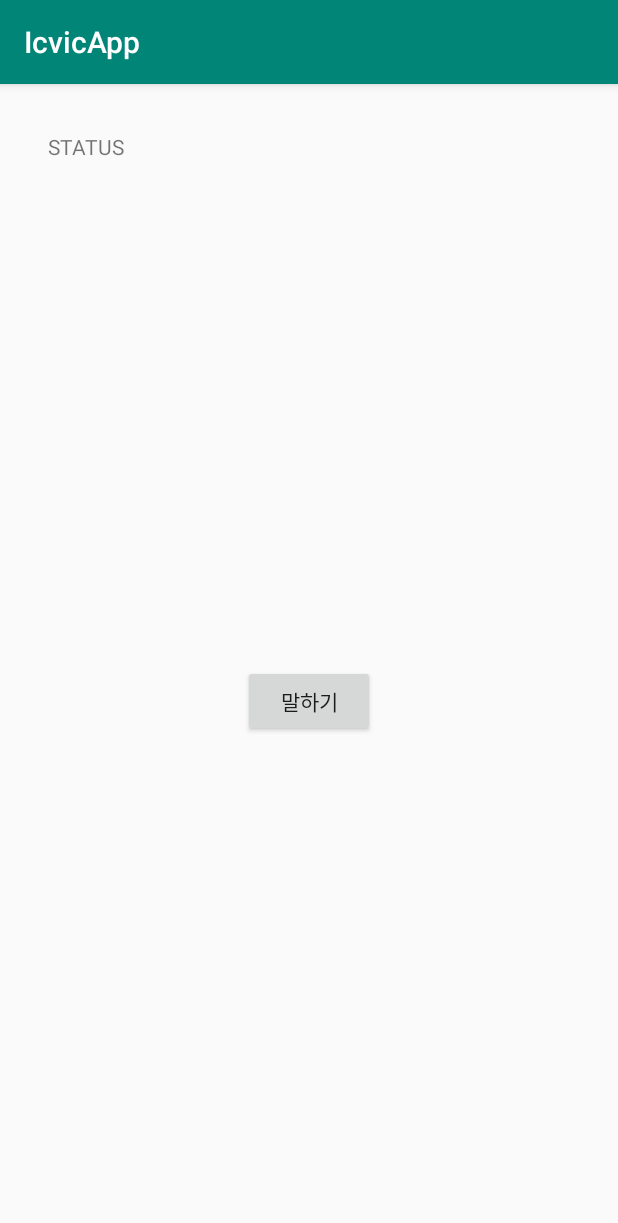
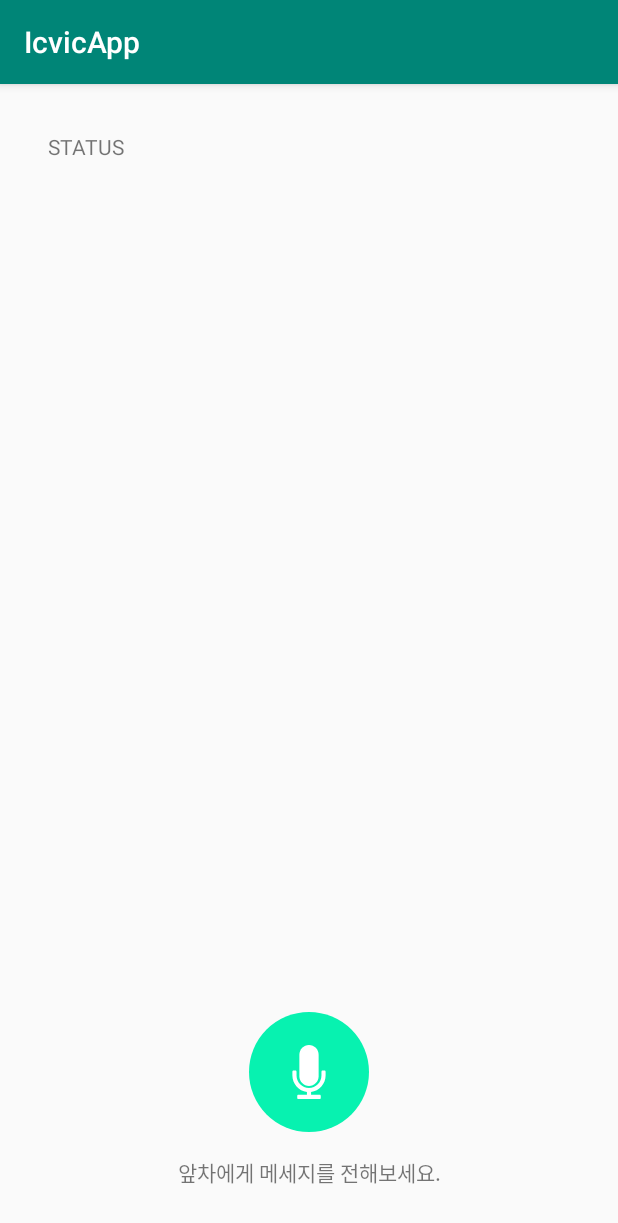
Before and after one commit to EmmanuelPC/sender, an Android app: the screen it shows after launch (MainActivity), on a phone screen of 412 x 824 dp. Shown: the top 1223 px of the screen. Run offline under Robolectric (Android 15) with nearby library versions, the phone set to English and light mode, and no system bars; libraries missing offline, so code that uses them is left out: com.naver.speech; 2 statements that could not run were skipped.

Commit message:
Implement animation on STT button

```diff
--- /dev/null
+++ b/app/src/main/res/drawable/microphone.xml
@@ -0,0 +1,13 @@
+<?xml version="1.0" encoding="utf-8"?>
+<vector xmlns:android="http://schemas.android.com/apk/res/android"
+    android:width="36dp"
+    android:height="36dp"
+    android:viewportWidth="96.667"
+    android:viewportHeight="96.666">
+    <path
+        android:fillColor="#FFFFFF"
+        android:pathData="M48.333,73.296c9.519,0,17.263-7.744,17.263-17.262V17.262C65.596,7.743,57.852,0,48.333,0 c-9.519,0-17.262,7.743-17.262,17.262v38.773C31.071,65.553,38.814,73.296,48.333,73.296z" />
+    <path
+        android:fillColor="#FFFFFF"
+        android:pathData="M76.078,45.715h-3.437c-1.104,0-2,0.896-2,2v7.029c0,12.3-10.008,22.308-22.309,22.308S26.025,67.044,26.025,54.744 v-7.029c0-1.104-0.896-2-2-2h-3.437c-1.104,0-2,0.896-2,2v7.029c0,14.707,11.433,27.667,26.026,29.506v4.98h-15.35 c-1.104,0-2,0.896-2,2v3.436c0,1.104,0.896,2,2,2h38.138c1.104,0,2-0.896,2-2V91.23c0-1.104-0.896-2-2-2H52.051v-4.98 c14.594-1.838,26.026-14.799,26.026-29.506v-7.029C78.078,46.61,77.182,45.715,76.078,45.715z" />
+</vector>
--- /dev/null
+++ b/app/src/main/res/drawable/round_button.xml
@@ -0,0 +1,9 @@
+<?xml version="1.0" encoding="utf-8"?>
+<selector xmlns:android="http://schemas.android.com/apk/res/android">
+    <item>
+        <shape android:shape="oval">
+            <padding android:padding="2dp" />
+            <solid android:color="#07f2b0" />
+        </shape>
+    </item>
+</selector>
--- a/app/src/main/res/layout/activity_main.xml
+++ b/app/src/main/res/layout/activity_main.xml
@@ -20,19 +20,31 @@
         android:id="@+id/tv_stt_result"
         android:layout_width="wrap_content"
         android:layout_height="wrap_content"
-        android:text="sample..."
+        android:text=""
         android:layout_marginTop="16dp"
         app:layout_constraintLeft_toLeftOf="parent"
         app:layout_constraintTop_toBottomOf="@id/tv_bt_status"/>
 
-    <Button
+    <ImageButton
         android:id="@+id/btn_start_stt"
-        android:layout_width="wrap_content"
-        android:layout_height="wrap_content"
-        android:text="말하기"
+        android:layout_width="80dp"
+        android:layout_height="80dp"
+        android:scaleType="centerInside"
+        android:src="@drawable/microphone"
+        android:background="@drawable/round_button"
+        android:layout_marginBottom="16dp"
         app:layout_constraintLeft_toLeftOf="parent"
         app:layout_constraintRight_toRightOf="parent"
-        app:layout_constraintTop_toBottomOf="@id/tv_stt_result"
-        app:layout_constraintBottom_toBottomOf="parent"/>
+        app:layout_constraintBottom_toTopOf="@id/tv_stt_hint"
+        />
+
+        <TextView
+            android:id="@+id/tv_stt_hint"
+            android:layout_width="wrap_content"
+            android:layout_height="wrap_content"
+            android:text="@string/stt_loading"
+            app:layout_constraintLeft_toLeftOf="parent"
+            app:layout_constraintRight_toRightOf="parent"
+            app:layout_constraintBottom_toBottomOf="parent"/>
 
 </androidx.constraintlayout.widget.ConstraintLayout>
--- a/app/src/main/res/values/strings.xml
+++ b/app/src/main/res/values/strings.xml
@@ -1,5 +1,8 @@
 <resources>
     <string name="app_name">IcvicApp</string>
-    <string name="begin_speak">말하기</string>
-    <string name="listening">듣는중</string>
+    <string name="stt_loading">클로바가 준비중입니다.</string>
+    <string name="stt_ready">앞차에게 메세지를 전해보세요.</string>
+    <string name="stt_progress">듣는 중입니다.</string>
+    <string name="stt_success">메세지를 전했습니다!</string>
+    <string name="stt_stop">음성인식을 중지했습니다.</string>
 </resources>
```
Also changed, not shown: app/src/main/java/kr/osam/icvic/app/MainActivity.java (+41 -14 lines), app/src/main/java/kr/osam/icvic/app/NaverRecognizer.java (+0 -8 lines).
